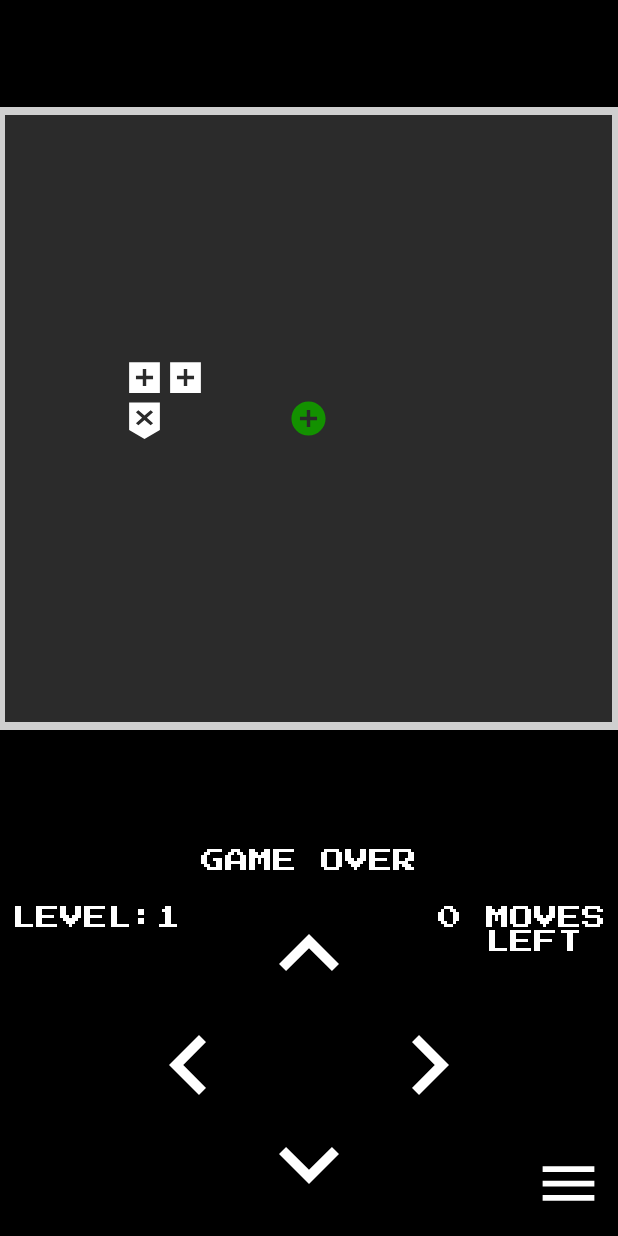
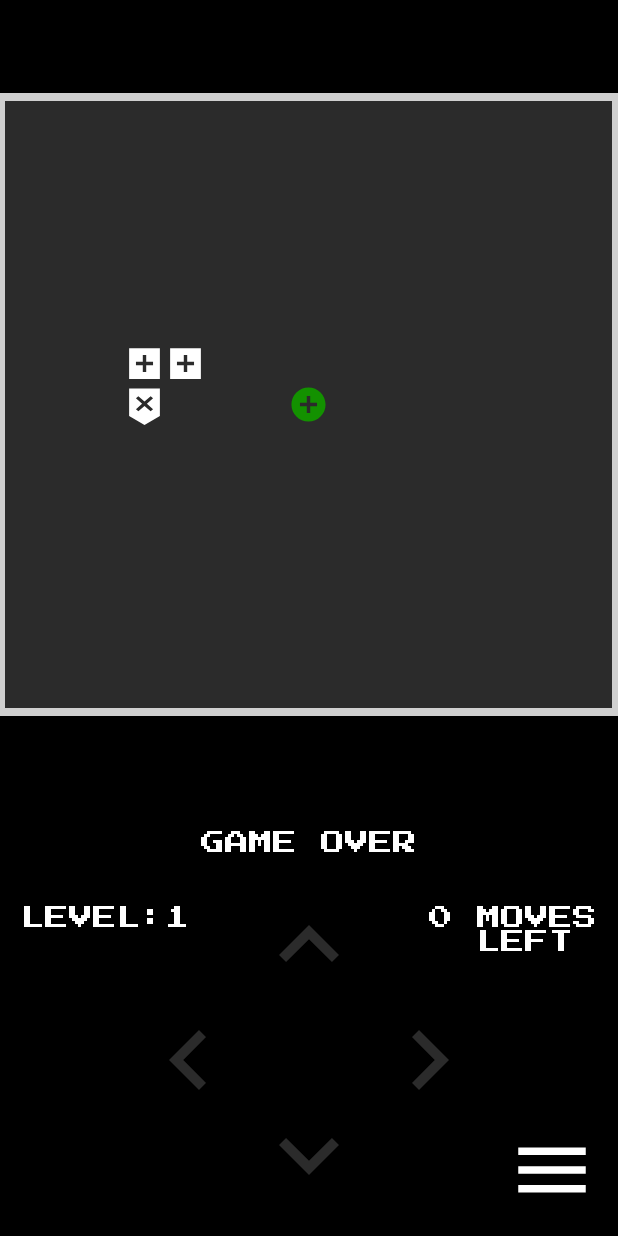
Before and after one commit to nijatismayilzada/different-snake-game, an Android app: the GameActivity screen opened directly, with no data from a screen before it, after a tap on an icon or button, on a phone screen of 412 x 824 dp. Run offline under Robolectric (Android 15) with nearby library versions, the phone set to English and light mode, and no system bars; our stand-ins replace AdMob; 3 other taps on this screen came first.

Commit message:
gray out buttons. show checkpoint message. improve ads experience

```diff
--- a/app/src/main/java/com/thepot/differentsnakegame/Board.java
+++ b/app/src/main/java/com/thepot/differentsnakegame/Board.java
@@ -21,8 +21,10 @@ import com.thepot.differentsnakegame.service.CageService;
 import com.thepot.differentsnakegame.service.LevelService;
 import com.thepot.differentsnakegame.service.SnakeService;
 
-import java.text.DecimalFormatSymbols;
 import java.util.Locale;
+
+import static android.view.View.INVISIBLE;
+import static android.view.View.VISIBLE;
 
 public class Board {
     private int mColorBackground;
@@ -32,6 +34,8 @@ public class Board {
     private LevelService levelService;
     private TextView levelHolderText;
     private TextView movesHolderText;
+    private TextView movesHolderView;
+    private TextView gameState;
     private SnakeService snakeService;
     private BorderService borderService;
     private ButtonService buttonService;
@@ -49,7 +53,9 @@ public class Board {
         mColorBackground = ResourcesCompat.getColor(activity.getResources(), R.color.colorBackgroundBlack, null);
 
         movesHolderText = activity.findViewById(R.id.movesHolder);
+        movesHolderView = activity.findViewById(R.id.moves);
         levelHolderText = activity.findViewById(R.id.levelHolder);
+        gameState = activity.findViewById(R.id.gameStateText);
 
         initialiseServices(activity, boardHolder);
         clearAndDraw();
@@ -63,7 +69,7 @@ public class Board {
         levelService = new LevelService(appCompatActivity, cageService, levelRepository);
         snakeService = new SnakeService(appCompatActivity, cageService, levelService, this, new SaveRunnable(this));
         borderService = new BorderService(appCompatActivity, cageService, levelService);
-        AdsService adsService = new AdsService(activity);
+        AdsService adsService = new AdsService(activity, this);
         buttonService = new ButtonService(activity, cageService, snakeService, levelService, this, adsService);
         showSaveRunnable = new ShowSaveRunnable(buttonService);
         hideSaveRunnable = new HideSaveRunnable(buttonService);
@@ -77,8 +83,14 @@ public class Board {
         levelService.drawLevel(canvas);
         buttonService.updateButtons();
 
-        movesHolderText.setText(levelService.getCurrentLevel().getMovesLeft() < 0 ?
-                DecimalFormatSymbols.getInstance().getInfinity() : String.valueOf(levelService.getCurrentLevel().getMovesLeft()));
+        if (levelService.getCurrentLevel().getMovesLeft() < 0) {
+            movesHolderView.setVisibility(INVISIBLE);
+            movesHolderText.setVisibility(INVISIBLE);
+        } else {
+            movesHolderView.setVisibility(VISIBLE);
+            movesHolderText.setVisibility(VISIBLE);
+            movesHolderText.setText(String.valueOf(levelService.getCurrentLevel().getMovesLeft()));
+        }
 
         levelHolderText.setText(doubleToString(levelService.getCurrentLevel().getCurrentLevel()));
 
@@ -86,6 +98,7 @@ public class Board {
     }
 
     public void loadSave() {
+        gameState.setText("");
         cageService.loadSavedCage();
         levelService.loadLevelSave();
         snakeService.getSnake(true);
--- a/app/src/main/java/com/thepot/differentsnakegame/clicklistener/AdL.java
+++ b/app/src/main/java/com/thepot/differentsnakegame/clicklistener/AdL.java
@@ -1,29 +1,22 @@
 package com.thepot.differentsnakegame.clicklistener;
-
-import android.content.Intent;
-
-import androidx.appcompat.app.AppCompatActivity;
 
 import com.google.android.gms.ads.AdListener;
 import com.google.android.gms.ads.AdRequest;
 import com.google.android.gms.ads.InterstitialAd;
-import com.thepot.differentsnakegame.MainActivity;
+import com.thepot.differentsnakegame.Board;
 
 public class AdL extends AdListener {
-    private AppCompatActivity activity;
     private InterstitialAd interstitialAd;
+    private Board board;
 
-    public AdL(final AppCompatActivity activity, InterstitialAd interstitialAd) {
-        this.activity = activity;
+    public AdL(InterstitialAd interstitialAd, Board board) {
         this.interstitialAd = interstitialAd;
+        this.board = board;
     }
 
     @Override
     public void onAdClosed() {
         interstitialAd.loadAd(new AdRequest.Builder().build());
-        Intent mainIntent = new Intent(activity, MainActivity.class);
-        mainIntent.setFlags(Intent.FLAG_ACTIVITY_REORDER_TO_FRONT);
-        mainIntent.addFlags(Intent.FLAG_ACTIVITY_NO_ANIMATION);
-        activity.startActivity(mainIntent);
+        board.loadSave();
     }
 }
--- a/app/src/main/java/com/thepot/differentsnakegame/clicklistener/gamebuttons/LoadSaveOCL.java
+++ b/app/src/main/java/com/thepot/differentsnakegame/clicklistener/gamebuttons/LoadSaveOCL.java
@@ -4,16 +4,23 @@ import android.view.View;
 import android.view.View.OnClickListener;
 
 import com.thepot.differentsnakegame.Board;
+import com.thepot.differentsnakegame.service.AdsService;
 
 public class LoadSaveOCL implements OnClickListener {
     private Board board;
+    private AdsService adsService;
 
-    public LoadSaveOCL(Board board) {
+    public LoadSaveOCL(Board board, AdsService adsService) {
         this.board = board;
+        this.adsService = adsService;
     }
 
     @Override
     public void onClick(View v) {
-        board.loadSave();
+        if (adsService.canShowAd()) {
+            adsService.showAd();
+        } else {
+            board.loadSave();
+        }
     }
 }
--- a/app/src/main/java/com/thepot/differentsnakegame/clicklistener/gamebuttons/MenuButtonOCL.java
+++ b/app/src/main/java/com/thepot/differentsnakegame/clicklistener/gamebuttons/MenuButtonOCL.java
@@ -6,28 +6,23 @@ import android.view.View;
 import androidx.appcompat.app.AppCompatActivity;
 
 import com.thepot.differentsnakegame.MainActivity;
-import com.thepot.differentsnakegame.service.AdsService;
 
 public class MenuButtonOCL implements View.OnClickListener {
 
     private AppCompatActivity activity;
-    private AdsService adsService;
 
-    public MenuButtonOCL(final AppCompatActivity activity, AdsService adsService) {
+    public MenuButtonOCL(final AppCompatActivity activity) {
         this.activity = activity;
-        this.adsService = adsService;
     }
 
 
     @Override
     public void onClick(View v) {
-        if (adsService.canShowAd()) {
-            adsService.showAd();
-        } else {
-            Intent mainIntent = new Intent(activity, MainActivity.class);
-            mainIntent.setFlags(Intent.FLAG_ACTIVITY_REORDER_TO_FRONT);
-            mainIntent.addFlags(Intent.FLAG_ACTIVITY_NO_ANIMATION);
-            activity.startActivity(mainIntent);
-        }
+
+        Intent mainIntent = new Intent(activity, MainActivity.class);
+        mainIntent.setFlags(Intent.FLAG_ACTIVITY_REORDER_TO_FRONT);
+        mainIntent.addFlags(Intent.FLAG_ACTIVITY_NO_ANIMATION);
+        activity.startActivity(mainIntent);
+
     }
 }
--- a/app/src/main/java/com/thepot/differentsnakegame/runnable/HideSaveRunnable.java
+++ b/app/src/main/java/com/thepot/differentsnakegame/runnable/HideSaveRunnable.java
@@ -11,6 +11,6 @@ public class HideSaveRunnable implements Runnable {
 
     @Override
     public void run() {
-        buttonService.showLoadSaveButton(false);
+        buttonService.clickableLoadSaveButton(false);
     }
 }
--- a/app/src/main/java/com/thepot/differentsnakegame/runnable/ShowSaveRunnable.java
+++ b/app/src/main/java/com/thepot/differentsnakegame/runnable/ShowSaveRunnable.java
@@ -11,6 +11,6 @@ public class ShowSaveRunnable implements Runnable {
 
     @Override
     public void run() {
-        buttonService.showLoadSaveButton(true);
+        buttonService.clickableLoadSaveButton(true);
     }
 }
--- a/app/src/main/java/com/thepot/differentsnakegame/service/AdsService.java
+++ b/app/src/main/java/com/thepot/differentsnakegame/service/AdsService.java
@@ -6,6 +6,7 @@ import com.google.android.gms.ads.AdRequest;
 import com.google.android.gms.ads.AdView;
 import com.google.android.gms.ads.InterstitialAd;
 import com.google.android.gms.ads.MobileAds;
+import com.thepot.differentsnakegame.Board;
 import com.thepot.differentsnakegame.R;
 import com.thepot.differentsnakegame.clicklistener.AdL;
 import com.thepot.differentsnakegame.clicklistener.AdsOICL;
@@ -16,7 +17,7 @@ public class AdsService {
     private int clickCount;
     private static final int CLICK_THRESHOLD = 2;
 
-    public AdsService(AppCompatActivity activity) {
+    public AdsService(AppCompatActivity activity, Board board) {
 
         MobileAds.initialize(activity, new AdsOICL());
 //        MobileAds.setRequestConfiguration(new RequestConfiguration.Builder().setTestDeviceIds(singletonList("35CC9854176EF7429B8898AC4FBB9CF6")).build());
@@ -24,9 +25,10 @@ public class AdsService {
 
         interstitialAd = new InterstitialAd(activity);
         interstitialAd.setAdUnitId("ca-app-pub-3436517585020059/5097995112");
+//        interstitialAd.setAdUnitId("ca-app-pub-3940256099942544/1033173712");
         interstitialAd.loadAd(new AdRequest.Builder().build());
-        interstitialAd.setAdListener(new AdL(activity, interstitialAd));
-        clickCount = 0;
+        interstitialAd.setAdListener(new AdL(interstitialAd, board));
+        clickCount = CLICK_THRESHOLD - 1;
     }
 
     public boolean canShowAd() {
--- a/app/src/main/java/com/thepot/differentsnakegame/service/ButtonService.java
+++ b/app/src/main/java/com/thepot/differentsnakegame/service/ButtonService.java
@@ -35,11 +35,13 @@ public class ButtonService {
     private CageService cageService;
     private SnakeService snakeService;
     private LevelService levelService;
+    private AppCompatActivity activity;
 
     public ButtonService(AppCompatActivity activity, CageService cageService, SnakeService snakeService, LevelService levelService, Board board, AdsService adsService) {
         this.cageService = cageService;
         this.snakeService = snakeService;
         this.levelService = levelService;
+        this.activity = activity;
 
         upButton = activity.findViewById(R.id.upButton);
         upButton.setOnClickListener(new UpButtonOCL(snakeService));
@@ -50,12 +52,13 @@ public class ButtonService {
         rightButton = activity.findViewById(R.id.rightButton);
         rightButton.setOnClickListener(new RightButtonOCL(snakeService));
         loadSaveButton = activity.findViewById(R.id.loadSave);
-        loadSaveButton.setOnClickListener(new LoadSaveOCL(board));
+        loadSaveButton.setOnClickListener(new LoadSaveOCL(board, adsService));
         showLoadSaveButton(levelService.gameSaveExists());
 
 
-        activity.findViewById(R.id.menu).setOnClickListener(new MenuButtonOCL(activity, adsService));
+        activity.findViewById(R.id.menu).setOnClickListener(new MenuButtonOCL(activity));
         gameState = activity.findViewById(R.id.gameStateText);
+        gameState.setText("");
     }
 
 
@@ -67,12 +70,21 @@ public class ButtonService {
         }
     }
 
+    public void clickableLoadSaveButton(boolean show) {
+        loadSaveButton.setClickable(show);
+    }
+
     public void updateButtons() {
 
         upButton.setClickable(true);
         downButton.setClickable(true);
         leftButton.setClickable(true);
         rightButton.setClickable(true);
+        upButton.setBackground(activity.getDrawable(R.drawable.ic_keyboard_arrow_down_white_24dp));
+        downButton.setBackground(activity.getDrawable(R.drawable.ic_keyboard_arrow_down_white_24dp));
+        leftButton.setBackground(activity.getDrawable(R.drawable.ic_keyboard_arrow_down_white_24dp));
+        rightButton.setBackground(activity.getDrawable(R.drawable.ic_keyboard_arrow_down_white_24dp));
+
 
         Cell snakeHead = snakeService.getSnakeHead();
 
@@ -83,6 +95,7 @@ public class ButtonService {
                 || cantGoUp(yUp)
                 || (getCellType(yUp, snakeHead.getX()) == OBSTACLE && cantMoveUp(yUp2))) {
             upButton.setClickable(false);
+            upButton.setBackground(activity.getDrawable(R.drawable.ic_keyboard_arrow_down_gray_24dp));
         }
 
 
@@ -93,6 +106,7 @@ public class ButtonService {
                 || cantGoDown(yBottom)
                 || (getCellType(yBottom, snakeHead.getX()) == OBSTACLE && cantMoveDown(yBottom2))) {
             downButton.setClickable(false);
+            downButton.setBackground(activity.getDrawable(R.drawable.ic_keyboard_arrow_down_gray_24dp));
         }
 
 
@@ -103,6 +117,7 @@ public class ButtonService {
                 || cantGoLeft(xLeft)
                 || (getCellType(snakeHead.getY(), xLeft) == OBSTACLE && cantMoveLeft(xLeft2))) {
             leftButton.setClickable(false);
+            leftButton.setBackground(activity.getDrawable(R.drawable.ic_keyboard_arrow_down_gray_24dp));
         }
 
         int xRight = checkEdge(snakeHead.getX() + 1 > CELL_MAX_ID, snakeHead.getX() + 1, CELL_MIN_ID);
@@ -112,11 +127,10 @@ public class ButtonService {
                 || cantGoRight(xRight)
                 || (getCellType(snakeHead.getY(), xRight) == OBSTACLE && cantMoveRight(xRight2))) {
             rightButton.setClickable(false);
+            rightButton.setBackground(activity.getDrawable(R.drawable.ic_keyboard_arrow_down_gray_24dp));
         }
 
-        if (upButton.isClickable() || downButton.isClickable() || leftButton.isClickable() || rightButton.isClickable()) {
-            gameState.setText("");
-        } else {
+        if (!upButton.isClickable() && !downButton.isClickable() && !leftButton.isClickable() && !rightButton.isClickable()) {
             gameState.setText(R.string.game_over);
         }
 
--- a/app/src/main/java/com/thepot/differentsnakegame/service/SnakeService.java
+++ b/app/src/main/java/com/thepot/differentsnakegame/service/SnakeService.java
@@ -2,10 +2,13 @@ package com.thepot.differentsnakegame.service;
 
 import android.graphics.Canvas;
 import android.graphics.drawable.Drawable;
+import android.widget.ImageButton;
+import android.widget.TextView;
 
 import androidx.appcompat.app.AppCompatActivity;
 
 import com.thepot.differentsnakegame.Board;
+import com.thepot.differentsnakegame.R;
 import com.thepot.differentsnakegame.model.Cell;
 import com.thepot.differentsnakegame.model.CellType;
 import com.thepot.differentsnakegame.model.Snake;
@@ -16,6 +19,8 @@ import java.util.concurrent.LinkedBlockingQueue;
 import java.util.concurrent.ThreadPoolExecutor;
 import java.util.concurrent.TimeUnit;
 
+import static android.view.View.INVISIBLE;
+import static android.view.View.VISIBLE;
 import static com.thepot.differentsnakegame.model.CellType.EMPTY;
 import static com.thepot.differentsnakegame.model.CellType.FLARE;
 import static com.thepot.differentsnakegame.model.CellType.FOOD;
@@ -32,8 +37,9 @@ public class SnakeService {
     private CageService cageService;
     private LevelService levelService;
     private Board board;
+    private TextView gameState;
     private SaveRunnable saveRunnable;
-    private ThreadPoolExecutor threadPoolExecutor;
+    private ThreadPoolExecutor gameSaver;
 
 
     private Snake snake;
@@ -43,8 +49,11 @@ public class SnakeService {
         this.cageService = cageService;
         this.levelService = levelService;
         this.board = board;
+
+        gameState = appCompatActivity.findViewById(R.id.gameStateText);
+
         this.saveRunnable = saveRunnable;
-        threadPoolExecutor = new ThreadPoolExecutor(1, 1, 0, TimeUnit.NANOSECONDS, new LinkedBlockingQueue<Runnable>());
+        gameSaver = new ThreadPoolExecutor(1, 1, 0, TimeUnit.NANOSECONDS, new LinkedBlockingQueue<Runnable>());
     }
 
     public Snake getSnake() {
@@ -101,6 +110,14 @@ public class SnakeService {
 
     public void makeNewHead(int Y, int X, int YAhead, int XAhead, CellType cellType) {
 
+
+        ImageButton loadSaveButton = appCompatActivity.findViewById(R.id.loadSave);
+        if (levelService.gameSaveExists()) {
+            loadSaveButton.setVisibility(VISIBLE);
+        }
+
+        gameState.setText("");
+
         levelService.updateMoveCount(levelService.getCurrentLevel().getMovesLeft() - 1);
         Cell newHead = cageService.getCage().cells[Y][X];
 
@@ -136,7 +153,11 @@ public class SnakeService {
             case SAVE:
                 removeTail();
                 addHead(cellType, newHead);
-                threadPoolExecutor.execute(saveRunnable);
+                if (levelService.getCurrentLevel().getCurrentLevel() == 2) {
+                    gameState.setText(R.string.checkpoint);
+                }
+                loadSaveButton.setVisibility(INVISIBLE);
+                gameSaver.execute(saveRunnable);
                 break;
             default:
                 removeTail();
--- /dev/null
+++ b/app/src/main/res/drawable/ic_keyboard_arrow_down_gray_24dp.xml
@@ -0,0 +1,9 @@
+<vector xmlns:android="http://schemas.android.com/apk/res/android"
+    android:width="24dp"
+    android:height="24dp"
+    android:viewportWidth="24"
+    android:viewportHeight="24">
+    <path
+        android:pathData="M7.41,8.59L12,13.17l4.59,-4.58L18,10l-6,6 -6,-6 1.41,-1.41z"
+        android:fillColor="#2B2B2B" />
+</vector>
--- a/app/src/main/res/layout/activity_game.xml
+++ b/app/src/main/res/layout/activity_game.xml
@@ -5,8 +5,8 @@
     android:layout_width="match_parent"
     android:layout_height="match_parent"
     android:background="@color/colorBackgroundBlack"
+    android:keepScreenOn="true"
     android:orientation="vertical"
-    android:keepScreenOn="true"
     tools:context=".GameActivity">
 
     <RelativeLayout
@@ -22,6 +22,7 @@
             android:layout_alignParentStart="true"
             ads:adSize="BANNER"
             ads:adUnitId="ca-app-pub-3436517585020059/9992262981" />
+        <!--            ads:adUnitId="ca-app-pub-3940256099942544/6300978111" />-->
 
     </RelativeLayout>
 
@@ -118,9 +119,8 @@
             android:layout_height="@dimen/buttonSmall"
             android:layout_below="@id/upButton"
             android:layout_alignParentStart="true"
-            android:layout_marginStart="@dimen/buttonMarginSmall"
-            android:layout_marginTop="@dimen/buttonMarginBig"
-            android:layout_marginEnd="@dimen/buttonMarginSmall"
+            android:layout_marginStart="@dimen/marginMini"
+            android:layout_marginTop="@dimen/marginBigSides"
             android:background="@drawable/ic_cloud_download_white_24dp" />
 
         <ImageButton
@@ -129,8 +129,8 @@
             android:layout_height="@dimen/buttonSmall"
             android:layout_below="@id/upButton"
             android:layout_alignParentEnd="true"
-            android:layout_marginTop="@dimen/buttonMarginBig"
-            android:layout_marginEnd="@dimen/buttonMarginSmall"
+            android:layout_marginTop="@dimen/marginBigSides"
+            android:layout_marginEnd="@dimen/marginMini"
             android:background="@drawable/ic_menu_white_24dp" />
 
         <ImageButton
@@ -138,7 +138,7 @@
             android:layout_width="@dimen/button"
             android:layout_height="@dimen/button"
             android:layout_centerHorizontal="true"
-            android:layout_marginBottom="@dimen/buttonMargin"
+            android:layout_marginBottom="@dimen/margin"
             android:background="@drawable/ic_keyboard_arrow_down_white_24dp"
             android:rotation="180" />
 
@@ -148,7 +148,7 @@
             android:layout_height="@dimen/button"
             android:layout_below="@id/upButton"
             android:layout_centerHorizontal="true"
-            android:layout_marginTop="@dimen/buttonMargin"
+            android:layout_marginTop="@dimen/margin"
             android:layout_marginBottom="@dimen/marginMini"
             android:background="@drawable/ic_keyboard_arrow_down_white_24dp" />
 
--- a/app/src/main/res/layout/activity_main.xml
+++ b/app/src/main/res/layout/activity_main.xml
@@ -16,7 +16,7 @@
         android:layout_above="@+id/newGame"
         android:layout_centerHorizontal="true"
         android:layout_centerVertical="true"
-        android:layout_marginTop="@dimen/buttonMarginSmall"
+        android:layout_marginTop="@dimen/marginMini"
         android:fontFamily="@font/press_start_2p_az"
         android:text="@string/continue_game"
         android:textColor="@color/colorWhite"
@@ -28,7 +28,7 @@
         android:layout_height="wrap_content"
         android:layout_centerHorizontal="true"
         android:layout_centerVertical="true"
-        android:layout_marginTop="@dimen/buttonMarginSmall"
+        android:layout_marginTop="@dimen/marginMini"
         android:fontFamily="@font/press_start_2p_az"
         android:text="@string/new_game"
         android:textColor="@color/colorWhite"
@@ -54,7 +54,7 @@
         android:layout_below="@+id/newGame"
         android:layout_centerHorizontal="true"
         android:layout_centerVertical="true"
-        android:layout_marginTop="@dimen/buttonMarginSmall"
+        android:layout_marginTop="@dimen/marginMini"
         android:fontFamily="@font/press_start_2p_az"
         android:text="@string/exit"
         android:textColor="@color/colorWhite"
--- a/app/src/main/res/values/colors.xml
+++ b/app/src/main/res/values/colors.xml
@@ -7,4 +7,5 @@
     <color name="colorBackgroundBlack">#000000</color>
     <color name="colorWhite">#FFFFFF</color>
     <color name="colorBoardLine">#CFCFCF</color>
+    <color name="colorStatus">#FBC02D</color>
 </resources>
--- a/app/src/main/res/values/dimens.xml
+++ b/app/src/main/res/values/dimens.xml
@@ -1,12 +1,11 @@
 <?xml version="1.0" encoding="utf-8"?>
 <resources>
     <dimen name="button">80dp</dimen>
-    <dimen name="buttonSmall">46dp</dimen>
-    <dimen name="buttonMargin">30dp</dimen>
-    <dimen name="buttonMarginBig">60dp</dimen>
-    <dimen name="buttonMarginSmall">10dp</dimen>
+    <dimen name="buttonSmall">60dp</dimen>
+    <dimen name="margin">30dp</dimen>
+    <dimen name="marginBigSides">50dp</dimen>
+    <dimen name="marginMini">14dp</dimen>
     <dimen name="bannerHeight">50dp</dimen>
-    <dimen name="marginMini">8dp</dimen>
     <dimen name="smallText">16sp</dimen>
     <dimen name="mainMenuText">32sp</dimen>
 </resources>
--- a/app/src/main/res/values/strings.xml
+++ b/app/src/main/res/values/strings.xml
@@ -6,6 +6,7 @@
     <string name="moves">\ MOVES\n LEFT</string>
     <string name="new_game">NEW GAME</string>
     <string name="continue_game">CONTINUE</string>
+    <string name="checkpoint">Checkpoint!</string>
     <string name="about">ABOUT</string>
     <string name="exit">EXIT</string>
 </resources>
```
Also changed, not shown: 1 other file.
